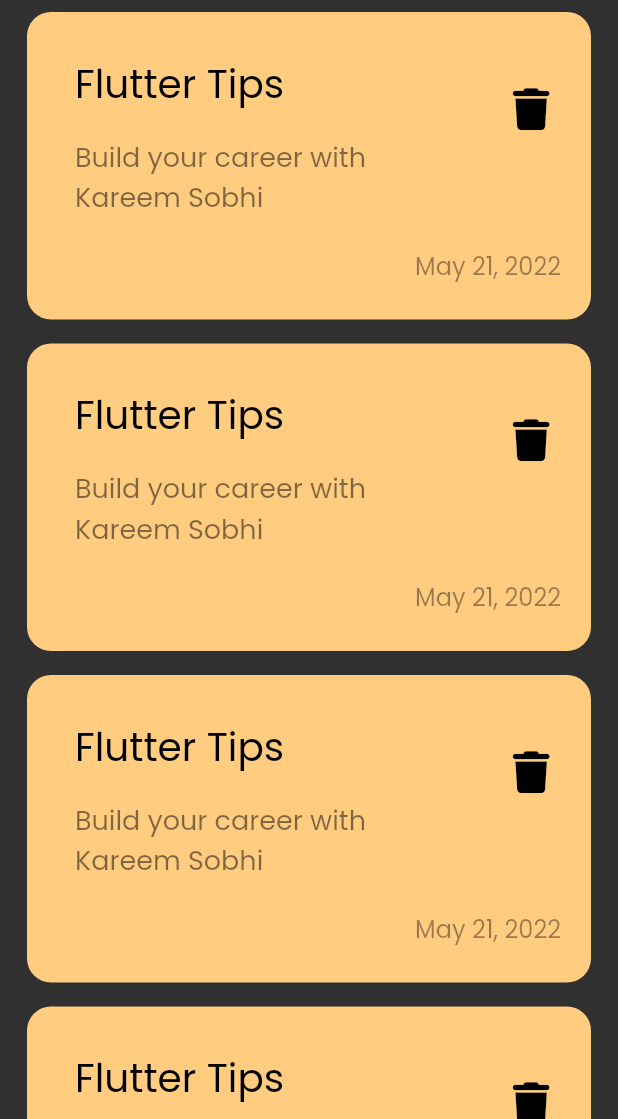
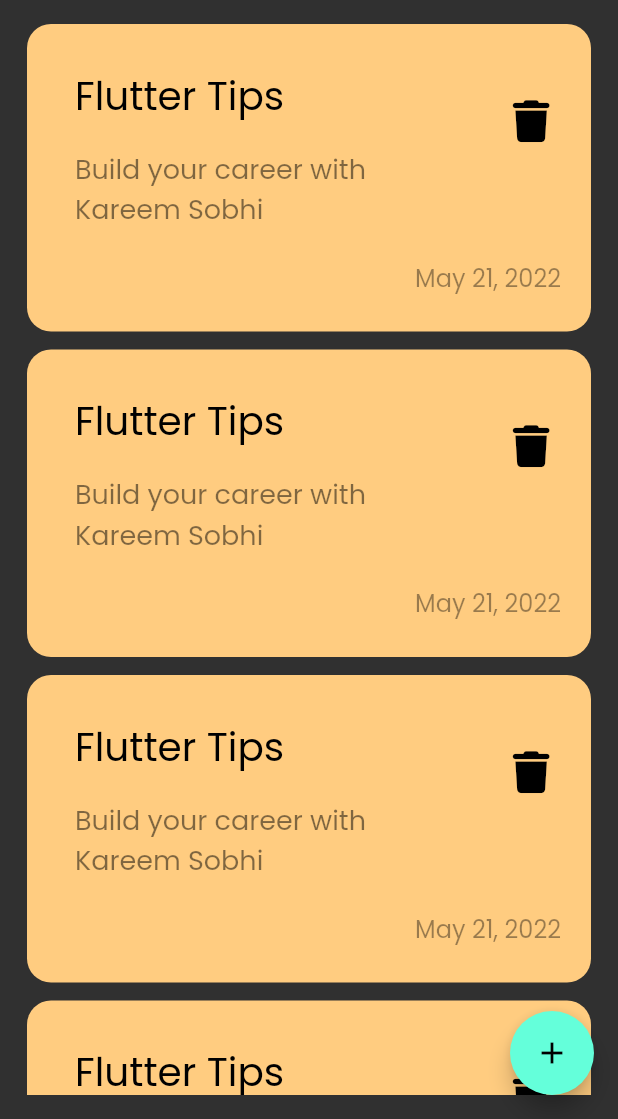
Before and after one commit to Kareem-github/Notes-App, a Flutter app: the screen it shows after launch, on a phone screen of 412 x 824 dp, the part 117-1236 px from its top. Run offline on Flutter 3.47's test engine with Material 2 defaults, Android fonts, the phone set to English and light mode, and no system bars; our stand-ins replace font_awesome_flutter.

Commit message:
Bottom sheet and floating button

```diff
--- a/lib/views/notes_view.dart
+++ b/lib/views/notes_view.dart
@@ -1,6 +1,7 @@
 import 'package:flutter/material.dart';
 import 'package:flutter/src/foundation/key.dart';
 import 'package:flutter/src/widgets/framework.dart';
+import 'package:notes_app/widgets/bottom_sheet.dart';
 
 import '../widgets/notes_view_body.dart';
 
@@ -9,8 +10,17 @@ class NotesView extends StatelessWidget {
 
   @override
   Widget build(BuildContext context) {
-    return const Scaffold(
-      body: NotesViewBody(),
+    return Scaffold(
+      floatingActionButton: FloatingActionButton(
+        onPressed: () {
+          showModalBottomSheet(context: context, builder: (context)
+          {
+            return const AddNoteBottomSheet();
+          });
+        },
+        child: const Icon(Icons.add),
+      ),
+      body: const NotesViewBody(),
     );
   }
 }
--- a/lib/widgets/notes_list_view.dart
+++ b/lib/widgets/notes_list_view.dart
@@ -4,13 +4,19 @@ import 'package:notes_app/widgets/custom_notes_item.dart';
 class NotesListView extends StatelessWidget {
   const NotesListView({Key? key}) : super(key: key);
 
+
   @override
   Widget build(BuildContext context) {
-    return ListView.builder(itemBuilder: (context, index) {
-      return Padding(
-        padding: const EdgeInsets.symmetric(vertical: 8),
-        child: const NoteItem(),
-      );
-    });
+    return Padding(
+      padding: const EdgeInsets.symmetric(vertical: 16),
+      child: ListView.builder(
+        padding: EdgeInsets.zero,
+        itemBuilder: (context, index) {
+        return Padding(
+          padding: const EdgeInsets.only(bottom: 12),
+          child: const NoteItem(),
+        );
+      }),
+    );
   }
 }
```
Also changed, not shown: lib/widgets/bottom_sheet.dart (added, +10 -0 lines), lib/widgets/custom_notes_item.dart (+9 -4 lines).
